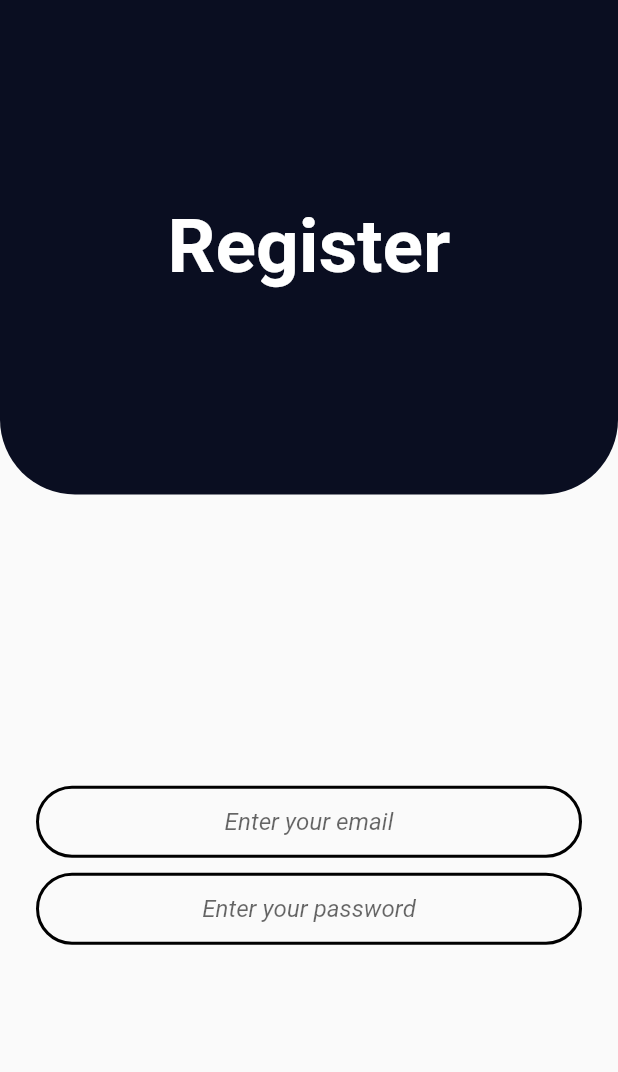
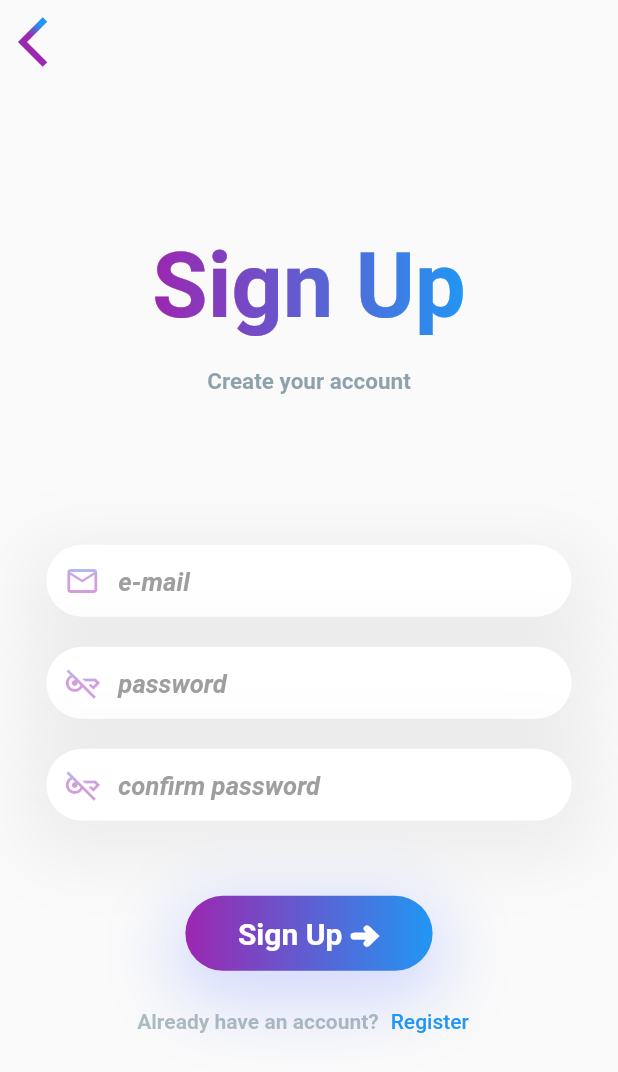
Before and after one commit to chaniru-puldith/firebase-crud-example-flutter, a Flutter app: the screen it shows after launch, on a phone screen of 412 x 824 dp. Shown: the top 1072 px of the screen. Run offline on Flutter 3.47's test engine with Material 2 defaults, Android fonts, the phone set to English and light mode, and no system bars.

Commit message:
UI - Re-Design

```diff
--- a/lib/main.dart
+++ b/lib/main.dart
@@ -1,5 +1,6 @@
 import 'package:firebase_crud_example/screens/register_screen.dart';
 import 'package:flutter/material.dart';
+import 'package:flutter/services.dart';
 
 void main() {
   runApp(const MyApp());
@@ -10,6 +11,11 @@ class MyApp extends StatelessWidget {
 
   @override
   Widget build(BuildContext context) {
+    SystemChrome.setSystemUIOverlayStyle(
+      const SystemUiOverlayStyle(
+        systemNavigationBarColor: Colors.transparent,
+      ),
+    );
     return MaterialApp(
       debugShowCheckedModeBanner: false,
       home: LoginScreen(),
--- a/lib/screens/register_screen.dart
+++ b/lib/screens/register_screen.dart
@@ -1,5 +1,8 @@
-import 'package:firebase_crud_example/utils/const.dart';
+import 'package:firebase_crud_example/utils/constants.dart';
+import 'package:firebase_crud_example/utils/bottom_button.dart';
 import 'package:flutter/material.dart';
+
+import '../utils/rounded_text_field.dart';
 
 class LoginScreen extends StatefulWidget {
   const LoginScreen({super.key});
@@ -41,28 +44,62 @@ class _LoginScreenState extends State<LoginScreen>
   @override
   Widget build(BuildContext context) {
     return Scaffold(
+      resizeToAvoidBottomInset: false,
       body: SafeArea(
         child: Column(
-          crossAxisAlignment: CrossAxisAlignment.stretch,
+          mainAxisAlignment: MainAxisAlignment.spaceBetween,
+          crossAxisAlignment: CrossAxisAlignment.center,
           children: [
+            Align(
+              alignment: Alignment.topLeft,
+              child: TextButton(
+                onPressed: () {},
+                child: ShaderMask(
+                  blendMode: BlendMode.srcIn,
+                  shaderCallback: (Rect bounds) => const RadialGradient(
+                    center: Alignment.topCenter,
+                    stops: [.5, 1],
+                    colors: [
+                      Colors.blue,
+                      Colors.purple,
+                    ],
+                  ).createShader(bounds),
+                  child: const Icon(
+                    Icons.arrow_back_ios,
+                    size: 40,
+                  ),
+                ),
+              ),
+            ),
             Expanded(
               flex: 4,
-              child: Container(
-                alignment: Alignment.center,
-                decoration: const BoxDecoration(
-                  color: Color(0xff0a0e21),
-                  borderRadius: BorderRadius.only(
-                      bottomRight: Radius.circular(50),
-                      bottomLeft: Radius.circular(50)),
-                ),
+              child: Column(
+                mainAxisAlignment: MainAxisAlignment.center,
+                children: [
+                  ShaderMask(
+                    shaderCallback: (Rect bounds) =>
+                        kGradient.createShader(bounds),
                     child: Text(
-                  'Register',
+                      'Sign Up',
                       style: TextStyle(
                         color: Colors.white,
-                    fontSize: animation.value * 50,
+                        fontSize: animation.value * 60,
                         fontWeight: FontWeight.bold,
                       ),
                     ),
+                  ),
+                  const SizedBox(
+                    height: 20,
+                  ),
+                  Text(
+                    'Create your account',
+                    style: TextStyle(
+                      color: Colors.blueGrey.withOpacity(0.7),
+                      fontWeight: FontWeight.bold,
+                      fontSize: 15,
+                    ),
+                  )
+                ],
               ),
             ),
             Expanded(
@@ -70,27 +107,56 @@ class _LoginScreenState extends State<LoginScreen>
               child: Padding(
                 padding: const EdgeInsets.symmetric(horizontal: 24.0),
                 child: Column(
-                  mainAxisAlignment: MainAxisAlignment.center,
+                  mainAxisAlignment: MainAxisAlignment.start,
                   children: [
-                    TextField(
-                      keyboardType: TextInputType.emailAddress,
-                      textAlign: TextAlign.center,
-                      onChanged: (value) {},
-                      decoration: kTextFiledInputDecoration.copyWith(
-                        hintText: 'Enter your email',
+                    const RoundedTextField(
+                      hintText: 'e-mail',
+                      icon: Icon(
+                        Icons.email_outlined,
                       ),
+                      type: TextFieldTypes.email,
+                    ),
+                    const SizedBox(
+                      height: 20.0,
+                    ),
+                    const RoundedTextField(
+                      hintText: 'password',
+                      icon: Icon(Icons.key_off_outlined),
+                      type: TextFieldTypes.password,
+                    ),
+                    const SizedBox(
+                      height: 20.0,
+                    ),
+                    const RoundedTextField(
+                      hintText: 'confirm password',
+                      icon: Icon(Icons.key_off_outlined),
+                      type: TextFieldTypes.password,
+                    ),
+                    const SizedBox(
+                      height: 50.0,
+                    ),
+                    BottomButton(
+                      onPress: () {},
+                      buttonTitle: 'Sign Up ➜',
                     ),
                     const SizedBox(
                       height: 10.0,
                     ),
-                    TextField(
-                      keyboardType: TextInputType.emailAddress,
-                      textAlign: TextAlign.center,
-                      onChanged: (value) {},
-                      decoration: kTextFiledInputDecoration.copyWith(
-                        hintText: 'Enter your password',
+                    Row(
+                      mainAxisAlignment: MainAxisAlignment.center,
+                      children: [
+                        Text(
+                          'Already have an account?',
+                          style: TextStyle(
+                              color: Colors.blueGrey.withOpacity(0.5),
+                              fontWeight: FontWeight.bold),
                         ),
+                        TextButton(
+                          onPressed: () {},
+                          child: const Text('Register'),
                         ),
+                      ],
+                    )
                   ],
                 ),
               ),
--- /dev/null
+++ b/lib/utils/bottom_button.dart
@@ -0,0 +1,45 @@
+import 'package:firebase_crud_example/utils/constants.dart';
+import 'package:flutter/material.dart';
+
+class BottomButton extends StatelessWidget {
+  final VoidCallback onPress;
+  final String buttonTitle;
+
+  const BottomButton({
+    super.key,
+    required this.onPress,
+    required this.buttonTitle,
+  });
+
+  @override
+  Widget build(BuildContext context) {
+    return GestureDetector(
+      onTap: onPress,
+      child: Container(
+        width: MediaQuery.of(context).size.width * 0.4,
+        height: 50,
+        decoration: const BoxDecoration(
+            boxShadow: [
+              BoxShadow(
+                color: Color(0x5a8c9eff),
+                spreadRadius: 10,
+                blurRadius: 40,
+                offset: Offset(0, 12),
+              ),
+            ],
+            gradient: kGradient,
+            borderRadius: BorderRadius.all(Radius.circular(50))),
+        child: Center(
+          child: Text(
+            buttonTitle,
+            style: const TextStyle(
+              color: Colors.white,
+              fontSize: 20.0,
+              fontWeight: FontWeight.bold,
+            ),
+          ),
+        ),
+      ),
+    );
+  }
+}
--- a/lib/utils/const.dart
+++ /dev/null
@@ -1,18 +0,0 @@
-import 'package:flutter/material.dart';
-
-const kTextFiledInputDecoration = InputDecoration(
-  hintText: 'Enter Text',
-  hintStyle: TextStyle(fontStyle: FontStyle.italic),
-  contentPadding: EdgeInsets.symmetric(vertical: 10.0, horizontal: 20.0),
-  border: OutlineInputBorder(
-    borderRadius: BorderRadius.all(Radius.circular(32.0)),
-  ),
-  enabledBorder: OutlineInputBorder(
-    borderSide: BorderSide(color: Colors.black, width: 2.0),
-    borderRadius: BorderRadius.all(Radius.circular(32.0)),
-  ),
-  focusedBorder: OutlineInputBorder(
-    borderSide: BorderSide(color: Colors.black, width: 3),
-    borderRadius: BorderRadius.all(Radius.circular(32.0)),
-  ),
-);
--- /dev/null
+++ b/lib/utils/constants.dart
@@ -0,0 +1,24 @@
+import 'package:flutter/material.dart';
+
+enum TextFieldTypes { password, email }
+
+const kTextFiledInputDecoration = InputDecoration(
+    hintText: 'Enter Text',
+    hintStyle: TextStyle(
+      fontStyle: FontStyle.italic,
+      fontSize: 17,
+      fontWeight: FontWeight.bold,
+      color: Colors.grey,
+    ),
+    contentPadding: EdgeInsets.symmetric(vertical: 10.0, horizontal: 20.0),
+    border: OutlineInputBorder(borderSide: BorderSide.none)
+    // enabledBorder: OutlineInputBorder(
+    //   borderSide: BorderSide.none,
+    // ),
+    // focusedBorder: OutlineInputBorder(
+    //   borderSide: BorderSide(color: Colors.black12, width: 1),
+    //   borderRadius: BorderRadius.all(Radius.circular(32.0)),
+    // ),
+    );
+
+const kGradient = LinearGradient(colors: [Colors.purple, Colors.blue]);
--- /dev/null
+++ b/lib/utils/rounded_text_field.dart
@@ -0,0 +1,73 @@
+import 'package:flutter/material.dart';
+
+import 'constants.dart';
+
+class RoundedTextField extends StatelessWidget {
+  final String hintText;
+  final Widget icon;
+  final TextFieldTypes type;
+
+  const RoundedTextField({
+    super.key,
+    required this.hintText,
+    required this.icon,
+    required this.type,
+  });
+
+  @override
+  Widget build(BuildContext context) {
+    return Container(
+      width: MediaQuery.of(context).size.width * 0.85,
+      decoration: const BoxDecoration(
+        boxShadow: [
+          BoxShadow(
+            color: Color.fromRGBO(
+              67,
+              71,
+              77,
+              0.08,
+            ),
+            spreadRadius: 10,
+            blurRadius: 40,
+            offset: Offset(0, 12),
+          ),
+        ],
+      ),
+      child: Center(
+        child: Container(
+          decoration: const BoxDecoration(
+            color: Colors.white,
+            borderRadius: BorderRadius.all(Radius.circular(100)),
+          ),
+          child: TextField(
+            style: const TextStyle(
+              fontSize: 19,
+              fontWeight: FontWeight.bold,
+              fontStyle: FontStyle.italic,
+            ),
+            obscureText: type == TextFieldTypes.password,
+            keyboardType: type == TextFieldTypes.email
+                ? TextInputType.emailAddress
+                : TextInputType.text,
+            onChanged: (value) {},
+            decoration: kTextFiledInputDecoration.copyWith(
+              hintText: hintText,
+              prefixIcon: ShaderMask(
+                blendMode: BlendMode.srcIn,
+                shaderCallback: (Rect bounds) => const RadialGradient(
+                  center: Alignment.topCenter,
+                  stops: [.5, 1],
+                  colors: [
+                    Colors.blue,
+                    Colors.purple,
+                  ],
+                ).createShader(bounds),
+                child: icon,
+              ),
+            ),
+          ),
+        ),
+      ),
+    );
+  }
+}
```
Lines whose indentation alone changed are shown as unchanged.
